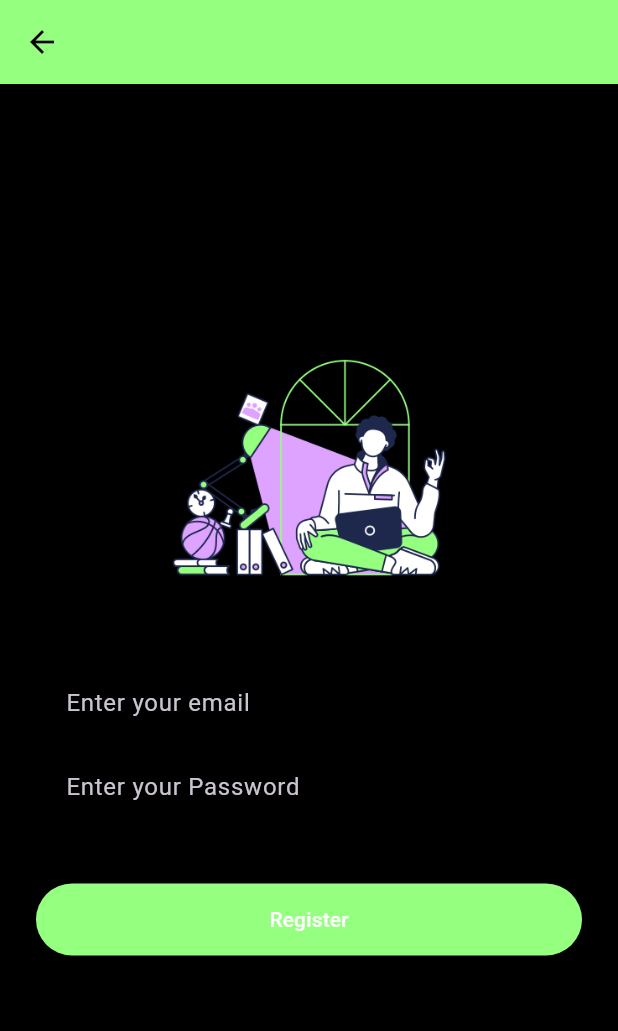
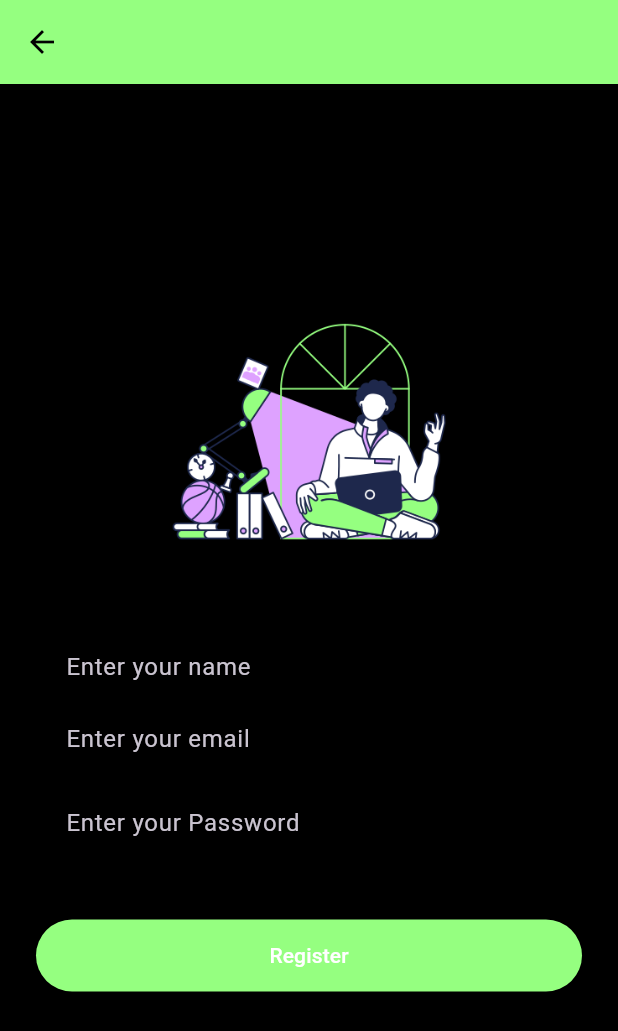
Before and after one commit to Abhishekraina7/chitchat_app, a Flutter app: the RegistrationScreen screen opened by its route, after a tap on "Register", on a phone screen of 412 x 824 dp. Shown: the top 1031 px of the screen. Run offline on Flutter 3.47's test engine with Material 3 defaults, Android fonts, the phone set to English and light mode, and no system bars; our stand-ins replace animated_text_kit, appwrite, cloud_firestore, firebase_core, firebase_crashlytics; missing offline and left inert: firebase_performance; accounts and stored records are empty.

Commit message:
Added the Registration functionality using the Appwrite Auth client which is defined in the Controller.dart file

```diff
--- a/lib/screens/registration_screen.dart
+++ b/lib/screens/registration_screen.dart
@@ -2,8 +2,12 @@
 import 'package:chitchat_02/constants.dart';
 import 'package:flutter/material.dart';
 import 'package:chitchat_02/components/buttons.dart';
-import 'package:firebase_auth/firebase_auth.dart';
+import 'package:chitchat_02/Contollers/auth.dart';
 import 'package:chitchat_02/screens/chat_screen.dart';
+import 'package:appwrite/appwrite.dart';
+
+
+
 class RegistrationScreen extends StatefulWidget {
   static const String id = 'registration';
 
@@ -13,9 +17,11 @@ class RegistrationScreen extends StatefulWidget {
 }
 
 class RegistrationScreenState extends State<RegistrationScreen> {
-   final _auth = FirebaseAuth.instance;
+
    late String email;
    late String password;
+   late String name;
+
 
   @override
   Widget build(BuildContext context) {
@@ -45,6 +51,13 @@ class RegistrationScreenState extends State<RegistrationScreen> {
               height: 48.0,
             ),
             TextField(
+              onChanged: (value) {
+                //Do something with the user input.
+                name = value;
+              },
+              decoration:kMessageTextFieldDecoration.copyWith(hintText: 'Enter your name'),
+            ),
+            TextField(
               keyboardType: TextInputType.emailAddress,
               onChanged: (value) {
                 email = value;
@@ -67,20 +80,31 @@ class RegistrationScreenState extends State<RegistrationScreen> {
               height: 24.0,
             ),
             Buttons(color: const Color(0xFF95FF80), name: 'Register',
-                onPressed: ()async{
-              try {
-                final newUser = await _auth.createUserWithEmailAndPassword(
-                    email: email, password: password);
-                if (newUser != null)
-
-                  {
-                   Navigator.pushNamed(context, ChatScreen.id);
-                  }
-              }
-              catch(e)
-                  {
-                    print(e);
-                  }
+                onPressed: (){
+                  createUser(name, email,password)
+                      .then((value){
+                        if(value == "success"){
+                          ScaffoldMessenger.of(context)
+                              .showSnackBar(SnackBar(
+                            content: const Text(
+                              "Account Created Successfully",
+                              style: TextStyle(color: Colors.white),
+                            ),
+                            backgroundColor: Colors.green.shade400,
+                          ));
+                          Navigator.pop(context);
+                        }
+                        else{
+                          ScaffoldMessenger.of(context)
+                              .showSnackBar(SnackBar(
+                            content: Text(
+                              value,
+                              style: const TextStyle(color: Colors.white),
+                            ),
+                            backgroundColor: Colors.red.shade400,
+                          ));
+                        }
+                  });
                 }
             // Refactored code
             ),
```
